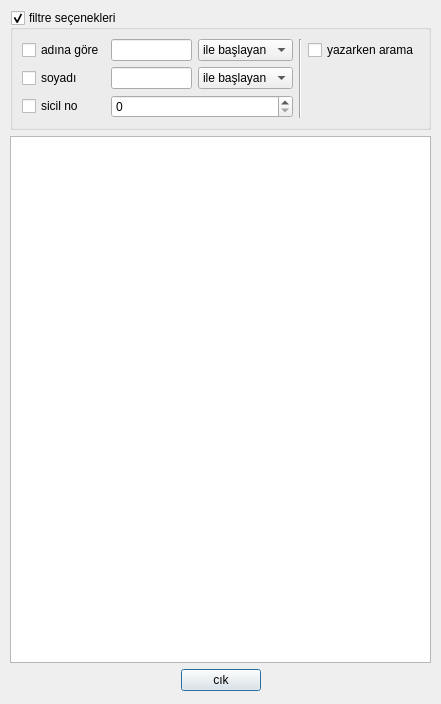
This is Gorsel/formlar/listeleme/ogretmenlistesi.ui in sadededeoglu/okulprojesi as Qt 5 draws it before an edit. The edited form follows.
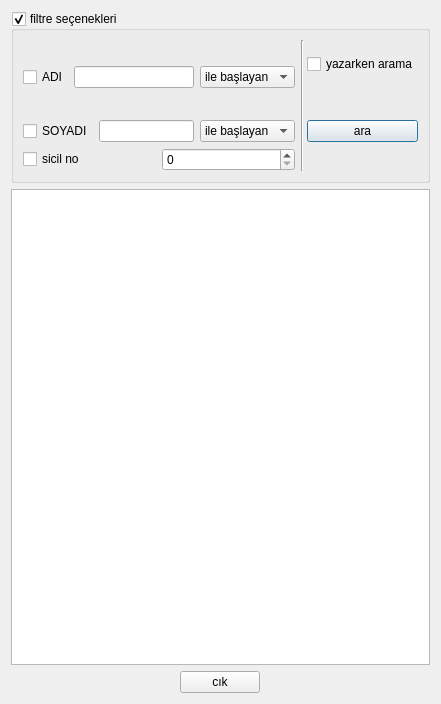
This is the edited form.

```diff
--- a/Gorsel/formlar/listeleme/ogretmenlistesi.ui
+++ b/Gorsel/formlar/listeleme/ogretmenlistesi.ui
@@ -19,17 +19,8 @@
   <property name="windowTitle">
    <string>Dialog</string>
   </property>
-  <widget class="QWidget" name="layoutWidget">
-   <property name="geometry">
-    <rect>
-     <x>10</x>
-     <y>10</y>
-     <width>421</width>
-     <height>681</height>
-    </rect>
-   </property>
    <layout class="QGridLayout" name="gridLayout_2">
-    <item row="0" column="0">
+   <item row="0" column="0" colspan="3">
      <widget class="QGroupBox" name="groupBox">
       <property name="title">
        <string>filtre seçenekleri</string>
@@ -38,60 +29,20 @@
        <bool>true</bool>
       </property>
       <layout class="QGridLayout" name="gridLayout">
-       <item row="0" column="0">
-        <widget class="QCheckBox" name="checkBox">
-         <property name="text">
-          <string>adına göre</string>
-         </property>
-        </widget>
-       </item>
-       <item row="0" column="1">
-        <layout class="QHBoxLayout" name="horizontalLayout_2">
-         <item>
-          <widget class="QLineEdit" name="lineEdit"/>
-         </item>
-         <item>
-          <widget class="QComboBox" name="comboBox">
-           <item>
-            <property name="text">
-             <string>ile başlayan</string>
-            </property>
-           </item>
-           <item>
-            <property name="text">
-             <string>ile biten</string>
-            </property>
-           </item>
-           <item>
-            <property name="text">
-             <string>içeren</string>
-            </property>
-           </item>
-          </widget>
-         </item>
-        </layout>
-       </item>
-       <item row="0" column="3">
-        <widget class="QCheckBox" name="checkBox_4">
-         <property name="text">
-          <string>yazarken arama</string>
-         </property>
-        </widget>
-       </item>
-       <item row="1" column="0">
-        <widget class="QCheckBox" name="checkBox_2">
-         <property name="text">
-          <string>soyadı</string>
-         </property>
-        </widget>
-       </item>
-       <item row="1" column="1">
+      <item row="0" column="0" rowspan="2">
         <layout class="QHBoxLayout" name="horizontalLayout">
          <item>
-          <widget class="QLineEdit" name="lineEdit_2"/>
+         <widget class="QCheckBox" name="checkBox_adi">
+          <property name="text">
+           <string>ADI</string>
+          </property>
+         </widget>
          </item>
          <item>
-          <widget class="QComboBox" name="comboBox_2">
+         <widget class="QLineEdit" name="lineEdit_ad"/>
+        </item>
+        <item>
+         <widget class="QComboBox" name="comboBox_adiile">
            <item>
             <property name="text">
              <string>ile başlayan</string>
@@ -111,68 +62,131 @@
          </item>
         </layout>
        </item>
-       <item row="2" column="0">
-        <widget class="QCheckBox" name="checkBox_3">
-         <property name="text">
-          <string>sicil no</string>
-         </property>
-        </widget>
-       </item>
-       <item row="2" column="1">
-        <widget class="QSpinBox" name="spinBox"/>
-       </item>
-       <item row="0" column="2" rowspan="3">
+      <item row="0" column="1" rowspan="4" colspan="2">
         <widget class="Line" name="line">
          <property name="orientation">
           <enum>Qt::Vertical</enum>
          </property>
         </widget>
        </item>
-      </layout>
-     </widget>
-    </item>
-    <item row="1" column="0">
-     <widget class="QTableView" name="tableView_ogretmen"/>
+      <item row="1" column="2" rowspan="2">
+       <layout class="QVBoxLayout" name="verticalLayout">
+        <item>
+         <widget class="QCheckBox" name="checkBox_yazarkenara">
+          <property name="text">
+           <string>yazarken arama</string>
+          </property>
+         </widget>
+        </item>
+        <item>
+         <spacer name="verticalSpacer">
+          <property name="orientation">
+           <enum>Qt::Vertical</enum>
+          </property>
+          <property name="sizeHint" stdset="0">
+           <size>
+            <width>20</width>
+            <height>40</height>
+           </size>
+          </property>
+         </spacer>
+        </item>
+        <item>
+         <widget class="QPushButton" name="pushButton_ara">
+          <property name="text">
+           <string>ara</string>
+          </property>
+         </widget>
+        </item>
+       </layout>
     </item>
     <item row="2" column="0">
+       <layout class="QHBoxLayout" name="horizontalLayout_2">
+        <item>
+         <widget class="QCheckBox" name="checkBox_soyadi">
+          <property name="text">
+           <string>SOYADI</string>
+          </property>
+         </widget>
+        </item>
+        <item>
+         <widget class="QLineEdit" name="lineEdit_soyad"/>
+        </item>
+        <item>
+         <widget class="QComboBox" name="comboBox_soyadiile">
+          <item>
+           <property name="text">
+            <string>ile başlayan</string>
+           </property>
+          </item>
+          <item>
+           <property name="text">
+            <string>ile biten</string>
+           </property>
+          </item>
+          <item>
+           <property name="text">
+            <string>içeren</string>
+           </property>
+          </item>
+         </widget>
+        </item>
+       </layout>
+      </item>
+      <item row="3" column="0">
      <layout class="QHBoxLayout" name="horizontalLayout_3">
       <item>
+         <widget class="QCheckBox" name="checkBox_sicilno">
+          <property name="text">
+           <string>sicil no</string>
+          </property>
+         </widget>
+        </item>
+        <item>
+         <widget class="QSpinBox" name="spinBox_sicilno"/>
+        </item>
+       </layout>
+      </item>
+     </layout>
+    </widget>
+   </item>
+   <item row="1" column="0" colspan="3">
+    <widget class="QTableView" name="tableView_ogretmen"/>
+   </item>
+   <item row="2" column="0">
        <spacer name="horizontalSpacer">
         <property name="orientation">
          <enum>Qt::Horizontal</enum>
         </property>
         <property name="sizeHint" stdset="0">
          <size>
-          <width>40</width>
+       <width>163</width>
           <height>20</height>
          </size>
         </property>
        </spacer>
       </item>
-      <item>
+   <item row="2" column="1">
        <widget class="QPushButton" name="pushButton">
         <property name="text">
          <string>cık</string>
         </property>
        </widget>
       </item>
-      <item>
+   <item row="2" column="2">
        <spacer name="horizontalSpacer_2">
         <property name="orientation">
          <enum>Qt::Horizontal</enum>
         </property>
         <property name="sizeHint" stdset="0">
          <size>
-          <width>40</width>
+       <width>162</width>
           <height>20</height>
          </size>
         </property>
        </spacer>
       </item>
      </layout>
-    </item>
-   </layout>
-  </widget>
  </widget>
  <tabstops>
   <tabstop>groupBox</tabstop>
```
Left out of the diff: 57 changed lines with no effect on the pictures. Lines whose indentation alone changed are shown as unchanged.
